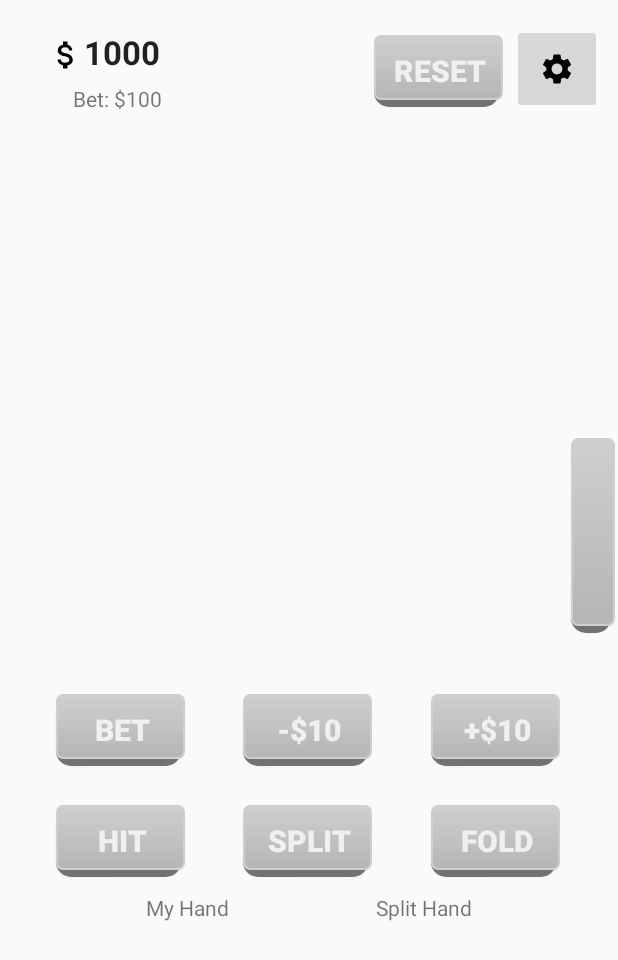
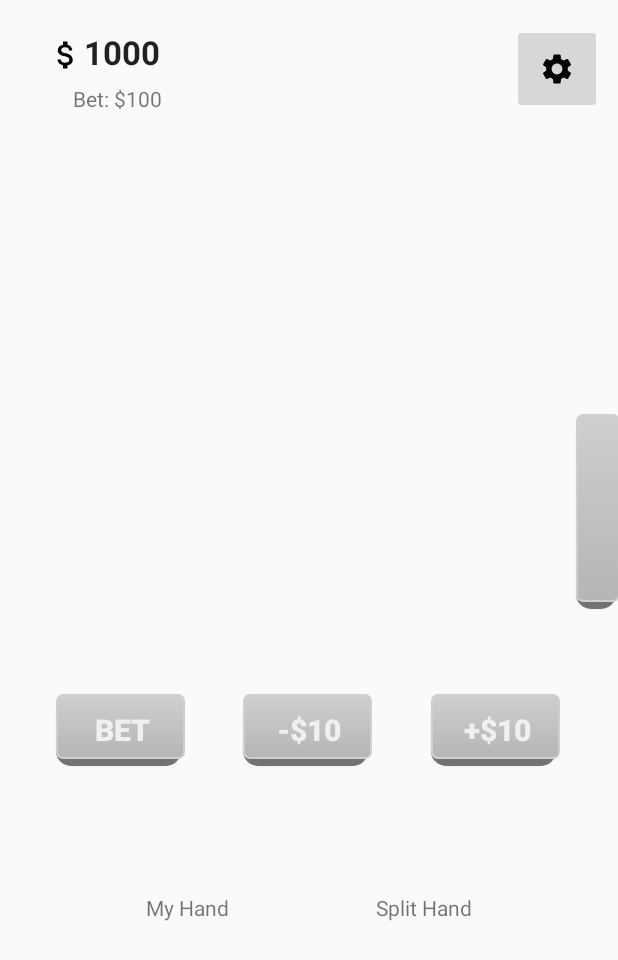
Before and after one commit to cort1237/BlackjackCardGame, an Android app: the BlackjackGameActivity screen opened directly, with no data from a screen before it, on a phone screen of 412 x 824 dp. Shown: the top 960 px of the screen. Run offline under Robolectric (Android 15) with nearby library versions, the phone set to English and light mode, and no system bars.

Commit message:
Implemented bets Removed popup code from 4060d0edf2b2066f8cc5461a17940165d46e1d9b
Popup code was causing a popup anytime the slider was closed.

```diff
--- a/app/src/main/java/com/example/cardgametest/BlackjackGameActivity.java
+++ b/app/src/main/java/com/example/cardgametest/BlackjackGameActivity.java
@@ -73,11 +73,11 @@ public class BlackjackGameActivity extends AppCompatActivity {
             public void onClick(View v){
                 if(tabLayout.getVisibility() == View.VISIBLE){
                     tabLayout.setVisibility(View.GONE);
-                    roundEnd.showAtLocation(v, Gravity.CENTER, 0, -200);
+                    //roundEnd.showAtLocation(v, Gravity.CENTER, 0, -200);
                 }
                 else{
                     tabLayout.setVisibility(View.VISIBLE);
-                    roundEnd.dismiss();
+                    //roundEnd.dismiss();
                 }
             }
         });
@@ -100,6 +100,10 @@ public class BlackjackGameActivity extends AppCompatActivity {
         roundEnd = new CustomPopupWindow(this);
 
         stats = new Stats(getApplicationContext());
+        ((Button) findViewById(R.id.restart)).setVisibility(View.INVISIBLE);
+        ((Button) findViewById(R.id.hitButton)).setVisibility(View.INVISIBLE);
+        ((Button) findViewById(R.id.foldButton)).setVisibility(View.INVISIBLE);
+        ((Button) findViewById(R.id.splitButton)).setVisibility(View.INVISIBLE);
         resetGame();
     }
     // generate the hands for each row in the side bar
@@ -140,7 +144,7 @@ public class BlackjackGameActivity extends AppCompatActivity {
         hitHelper();
     }
 
-    public void resetGame() {
+    private void resetGame() {
         //for each player
         if(playerHand.isSplit()){
             splitLayout1.removeAllViews();
@@ -156,6 +160,7 @@ public class BlackjackGameActivity extends AppCompatActivity {
         ((Button) findViewById(R.id.hitButton)).setVisibility(View.INVISIBLE);
         ((Button) findViewById(R.id.foldButton)).setVisibility(View.INVISIBLE);
         ((Button) findViewById(R.id.splitButton)).setVisibility(View.INVISIBLE);
+        ((Button) findViewById(R.id.restart)).setVisibility(View.INVISIBLE);
 
         //Show Bet Buttons
         ((Button) findViewById(R.id.betButton)).setVisibility(View.VISIBLE);
@@ -163,6 +168,9 @@ public class BlackjackGameActivity extends AppCompatActivity {
         ((Button) findViewById(R.id.betButtonSub)).setVisibility(View.VISIBLE);
     }
 
+    public void resetGame(View view) {
+        resetGame();
+    }
 
     private void hitHelper() {
         if(!playerHand.isSplit()) {
@@ -205,11 +213,11 @@ public class BlackjackGameActivity extends AppCompatActivity {
         generateHand();
     }
 
-    public void bet() {
+    public void bet(View view) {
         int bet = getBet();
         if (bet <= 0)
             return;
-        playerMoney -= bet;
+        removeMoney(bet);
 
         //Hide Bet Buttons
         ((Button) findViewById(R.id.betButton)).setVisibility(View.INVISIBLE);
@@ -361,7 +369,6 @@ public class BlackjackGameActivity extends AppCompatActivity {
             //Enable Player Controls
             ((Button) findViewById(R.id.hitButton)).setEnabled(true);
             ((Button) findViewById(R.id.foldButton)).setEnabled(true);
-            ((Button) findViewById(R.id.betButton)).setEnabled(true);
             ((Button) findViewById(R.id.restart)).setEnabled(false);
             if(playerHand.isPair()){
                 ((Button) findViewById(R.id.splitButton)).setVisibility(View.VISIBLE);
@@ -408,7 +415,6 @@ public class BlackjackGameActivity extends AppCompatActivity {
         //Disable Player controls
         ((Button) findViewById(R.id.hitButton)).setEnabled(false);
         ((Button) findViewById(R.id.foldButton)).setEnabled(false);
-        ((Button) findViewById(R.id.betButton)).setEnabled(false);
         ((Button) findViewById(R.id.restart)).setEnabled(true);
         ((Button) findViewById(R.id.restart)).setVisibility(View.VISIBLE);
 
@@ -428,6 +434,7 @@ public class BlackjackGameActivity extends AppCompatActivity {
                 Log.d("dealerTurn Test", "Final Player Total: " + playerTotal + " WIN");
                 stats.recordWin();
                 roundEnd.setMessage("PLAYER WINS");
+                addMoney(getBet()*2);
             }
             else {
                 Log.d("dealerTurn Test", "Final Player Total: " + playerTotal + " BUST");
@@ -442,11 +449,13 @@ public class BlackjackGameActivity extends AppCompatActivity {
                 Log.d("dealerTurn Test", "Final Player Total: " + playerTotal + " WIN");
                 stats.recordWin();
                 roundEnd.setMessage("PLAYER WINS");
+                addMoney(getBet()*2);
             }
             else if (playerTotal == dealerTotal) {
                 Log.d("dealerTurn Test", "Final Player Total: " + playerTotal + " PUSH");
                 stats.recordPush();
                 roundEnd.setMessage("PUSH");
+                addMoney(getBet());
             } //should stats of a draw be recorded?
             else {
                 stats.recordLoss();
--- a/app/src/main/res/layout/activity_main.xml
+++ b/app/src/main/res/layout/activity_main.xml
@@ -240,37 +240,24 @@
             android:id="@+id/row2"
             android:layout_width="match_parent"
             android:layout_height="0dp"
-            android:layout_weight="1"></TableRow>
+            android:layout_weight="1">
+        </TableRow>
     </TableLayout>
 
     <Button
         android:id="@+id/expandButton"
         android:layout_width="31dp"
         android:layout_height="130dp"
-        android:layout_marginStart="364dp"
+        android:layout_marginTop="276dp"
+        android:layout_marginRight="-3dp"
         android:orientation="vertical"
+        android:text=" "
+        android:contentDescription="SlidingBox"
 
 
-        android:text=" "
-        app:layout_constraintBottom_toBottomOf="parent"
-        app:layout_constraintEnd_toEndOf="parent"
-        app:layout_constraintHorizontal_bias="1.0"
-        app:layout_constraintStart_toStartOf="parent"
-        app:layout_constraintTop_toTopOf="parent"
-        app:layout_constraintVertical_bias="0.421">
+        app:layout_constraintEnd_toStartOf="@+id/expandTab"
+        app:layout_constraintTop_toTopOf="parent">
 
     </Button>
 
-    <androidx.constraintlayout.widget.Group
-        android:id="@+id/group"
-        android:layout_width="wrap_content"
-        android:layout_height="wrap_content"
-        app:constraint_referenced_ids="betButton,betButtonSub,betButtonAdd" />
-
-    <androidx.constraintlayout.widget.Group
-        android:id="@+id/group2"
-        android:layout_width="wrap_content"
-        android:layout_height="wrap_content"
-        app:constraint_referenced_ids="hitButton,splitButton,foldButton" />
-
 </androidx.constraintlayout.widget.ConstraintLayout>
```
